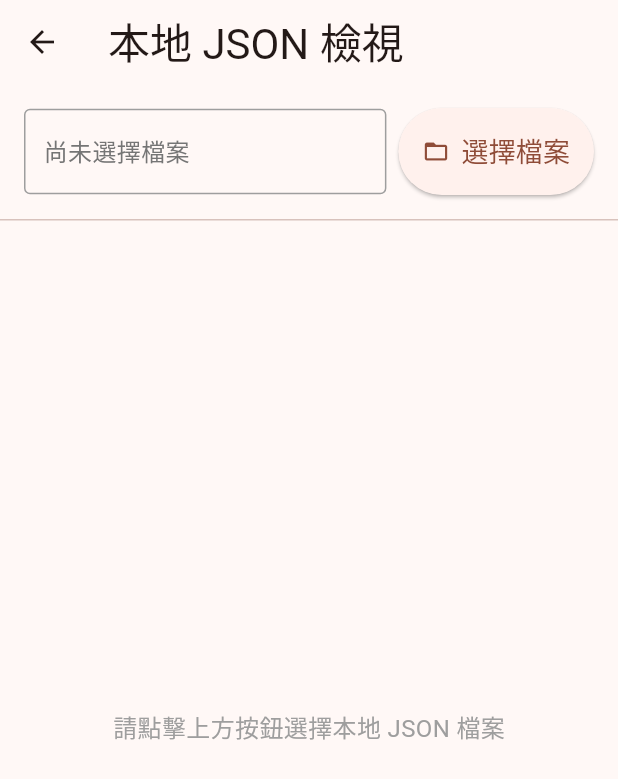
After one commit to chaosnote/wayfarer, a Flutter app: the JsonListViewerPage screen opened directly, after a tap on "選擇檔案", on a phone screen of 412 x 824 dp. The commit adds this screen. Shown: the top 779 px of the screen. Run offline on Flutter 3.47's test engine with Material 3 defaults, Android fonts, the phone set to English and light mode, and no system bars; our stand-ins replace battery_plus, connectivity_plus, file_picker, flutter_contacts, flutter_local_notifications, shared_preferences; missing offline and left inert: android_intent_plus, flutter_background_service; accounts and stored records are empty.

Commit message:
增加 json 檔案讀取功能

```diff
--- /dev/null
+++ b/lib/pages/json_list_viewer_page.dart
@@ -0,0 +1,204 @@
+import 'dart:convert';
+import 'dart:io';
+import 'package:flutter/material.dart';
+import 'package:flutter/services.dart';
+import 'package:file_picker/file_picker.dart';
+
+class JsonListViewerPage extends StatefulWidget {
+  const JsonListViewerPage({super.key});
+
+  @override
+  State<JsonListViewerPage> createState() => _JsonListViewerPageState();
+}
+
+class _JsonListViewerPageState extends State<JsonListViewerPage> {
+  bool _isLoading = false;
+  Map<String, dynamic>? _jsonData;
+  String? _errorMessage;
+  String? _fileName;
+
+  Future<void> _pickAndLoadFile() async {
+    try {
+      FilePickerResult? result = await FilePicker.platform.pickFiles(
+        type: FileType.custom,
+        allowedExtensions: ['json'], // 允許 JSON 或純文字檔 , 'txt'
+      );
+
+      if (result == null) {
+        return; // 使用者取消選擇
+      }
+
+      setState(() {
+        _isLoading = true;
+        _errorMessage = null;
+        _jsonData = null;
+        _fileName = result.files.single.name;
+      });
+
+      String jsonString;
+      if (result.files.single.bytes != null) {
+        // 針對 Web 等平台
+        jsonString = utf8.decode(result.files.single.bytes!);
+      } else if (result.files.single.path != null) {
+        // 針對 Mobile / Desktop 平台
+        final file = File(result.files.single.path!);
+        jsonString = await file.readAsString();
+      } else {
+        throw Exception('無法讀取檔案內容');
+      }
+
+      final decoded = jsonDecode(jsonString);
+
+      if (decoded is Map<String, dynamic>) {
+        setState(() {
+          _jsonData = decoded;
+        });
+      } else {
+        setState(() {
+          _errorMessage = 'JSON 格式不符預期，最外層必須是 Object (Map)';
+        });
+      }
+    } catch (e) {
+      setState(() {
+        _errorMessage = '發生錯誤，請檢查檔案格式是否為合法 JSON: $e';
+      });
+    } finally {
+      setState(() {
+        _isLoading = false;
+      });
+    }
+  }
+
+  Widget _buildJsonViewer() {
+    if (_isLoading) {
+      return const Center(child: CircularProgressIndicator());
+    }
+    if (_errorMessage != null) {
+      return Center(
+        child: Padding(
+          padding: const EdgeInsets.all(16.0),
+          child: Text(_errorMessage!, style: const TextStyle(color: Colors.red, fontSize: 16)),
+        ),
+      );
+    }
+    if (_jsonData == null) {
+      return const Center(
+        child: Text('請點擊上方按鈕選擇本地 JSON 檔案', style: TextStyle(color: Colors.grey, fontSize: 16)),
+      );
+    }
+    if (_jsonData!.isEmpty) {
+      return const Center(
+        child: Text('取得的 JSON 資料為空', style: TextStyle(color: Colors.grey, fontSize: 16)),
+      );
+    }
+
+    final keys = _jsonData!.keys.toList();
+    return ListView.builder(
+      itemCount: keys.length,
+      itemBuilder: (context, index) {
+        final groupKey = keys[index];
+        final groupData = _jsonData![groupKey];
+
+        return ExpansionTile(
+          initiallyExpanded: true, // 預設展開
+          title: Text(
+            groupKey,
+            style: const TextStyle(fontSize: 20, fontWeight: FontWeight.bold, color: Colors.blue),
+          ),
+          children: _buildGroupItems(groupData),
+        );
+      },
+    );
+  }
+
+  List<Widget> _buildGroupItems(dynamic groupData) {
+    if (groupData is! List) {
+      return [const Padding(padding: EdgeInsets.all(16.0), child: Text('此群組資料格式非陣列 (List)'))];
+    }
+
+    return groupData.map<Widget>((item) {
+      if (item is! Map<String, dynamic>) {
+        return ListTile(title: Text(item.toString()));
+      }
+
+      return Card(
+        margin: const EdgeInsets.symmetric(horizontal: 16.0, vertical: 8.0),
+        elevation: 2,
+        child: Padding(
+          padding: const EdgeInsets.all(12.0),
+          child: Column(
+            crossAxisAlignment: CrossAxisAlignment.start,
+            children: item.entries.map((entry) {
+              final valueStr = '${entry.value}';
+              return Padding(
+                padding: const EdgeInsets.symmetric(vertical: 4.0),
+                child: InkWell(
+                  borderRadius: BorderRadius.circular(8.0),
+                  onLongPress: () async {
+                    await Clipboard.setData(ClipboardData(text: valueStr));
+                    if (mounted) {
+                      ScaffoldMessenger.of(context).showSnackBar(SnackBar(content: Text('已複製: $valueStr')));
+                    }
+                  },
+                  child: Padding(
+                    padding: const EdgeInsets.symmetric(vertical: 12.0, horizontal: 8.0),
+                    child: Row(
+                      crossAxisAlignment: CrossAxisAlignment.start,
+                      children: [
+                        // Key 先改為不顯示
+                        Expanded(child: Text(valueStr, style: const TextStyle(fontSize: 20))),
+                        const SizedBox(width: 8),
+                        const Icon(Icons.copy_all, color: Colors.grey),
+                      ],
+                    ),
+                  ),
+                ),
+              );
+            }).toList(),
+          ),
+        ),
+      );
+    }).toList();
+  }
+
+  @override
+  Widget build(BuildContext context) {
+    return Scaffold(
+      appBar: AppBar(title: const Text('本地 JSON 檢視', style: TextStyle(fontSize: 28))),
+      body: Column(
+        children: [
+          Padding(
+            padding: const EdgeInsets.all(16.0),
+            child: Row(
+              children: [
+                Expanded(
+                  child: Container(
+                    padding: const EdgeInsets.symmetric(horizontal: 12, vertical: 16),
+                    decoration: BoxDecoration(
+                      border: Border.all(color: Colors.grey),
+                      borderRadius: BorderRadius.circular(4),
+                    ),
+                    child: Text(
+                      _fileName ?? '尚未選擇檔案',
+                      style: TextStyle(fontSize: 16, color: _fileName != null ? null : Colors.grey.shade600),
+                      overflow: TextOverflow.ellipsis,
+                    ),
+                  ),
+                ),
+                const SizedBox(width: 8),
+                ElevatedButton.icon(
+                  onPressed: _pickAndLoadFile,
+                  icon: const Icon(Icons.folder_open),
+                  label: const Text('選擇檔案', style: TextStyle(fontSize: 18)),
+                  style: ElevatedButton.styleFrom(padding: const EdgeInsets.symmetric(horizontal: 16, vertical: 16)),
+                ),
+              ],
+            ),
+          ),
+          const Divider(height: 1),
+          Expanded(child: _buildJsonViewer()),
+        ],
+      ),
+    );
+  }
+}
--- a/pubspec.yaml
+++ b/pubspec.yaml
@@ -37,6 +37,7 @@ dependencies:
   url_launcher: ^6.2.6
   battery_plus: ^6.0.1
   connectivity_plus: ^6.0.3
+  file_picker: ^8.0.0
   flutter_local_notifications: ^17.1.2
   # The following adds the Cupertino Icons font to your application.
   # Use with the CupertinoIcons class for iOS style icons.
```
Also changed, not shown: lib/pages/other_func_page.dart (+14 -1 lines), pubspec.lock.
